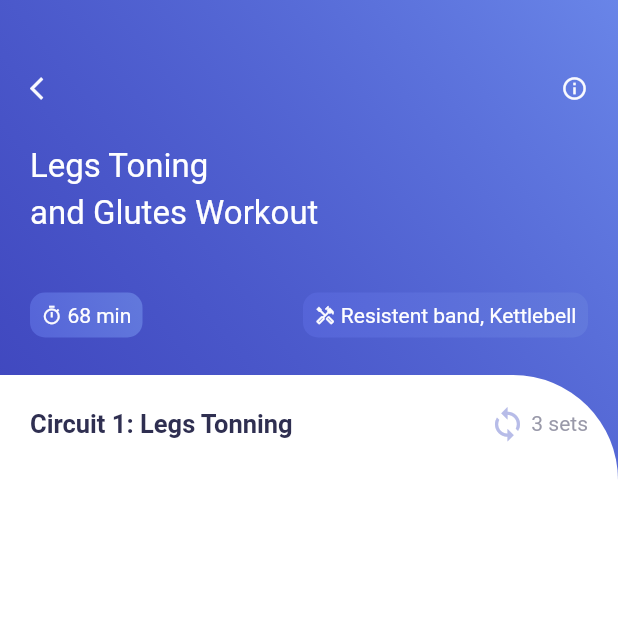
After one commit to gargisaini/video_player_app, a Flutter app: the screen it shows after launch, after a tap on the "arrow forward" icon, on a phone screen of 412 x 824 dp, the top half of it. The commit adds this screen. Run offline on Flutter 3.47's test engine with Material 2 defaults, Android fonts, the phone set to English and light mode, and no system bars; our stand-ins replace get.

Commit message:
Second is created and both the pages are linked using GETX and half of the layout is complted for the second page.

```diff
--- a/lib/home_page.dart
+++ b/lib/home_page.dart
@@ -1,6 +1,8 @@
 import 'dart:convert';
 import 'package:flutter/material.dart';
+import 'package:video_player_app/videoinfo.dart';
 import 'colors.dart'as color;
+import 'package:get/get.dart';
 
 class HomePage extends StatefulWidget {
   const HomePage({Key? key}) : super(key: key);
@@ -62,7 +64,11 @@ class _HomePageState extends State<HomePage> {
                   fontSize: 18,
                   color: color.AppColor.homePageDetail,
                 ),),
-                Icon(Icons.arrow_forward,color: color.AppColor.homePageIcons,size: 18,),
+                InkWell(
+                  onTap: (){
+                    Get.to(()=>VideoInfo());
+                  },
+                    child: Icon(Icons.arrow_forward,color: color.AppColor.homePageIcons,size: 18,)),
 
               ],
             ),
@@ -229,7 +235,7 @@ class _HomePageState extends State<HomePage> {
                       children: [
                         Container(
                           width: (MediaQuery.of(context).size.width-60)/2,
-                          height: 170,
+                          height: 150,
                           margin: EdgeInsets.only(left: 20,right: 5,bottom: 20),
                           padding: EdgeInsets.only(bottom: 5),
                           decoration: BoxDecoration(
@@ -263,7 +269,7 @@ class _HomePageState extends State<HomePage> {
                         ),
                         Container(
                           width: (MediaQuery.of(context).size.width-60)/2,
-                          height: 170,
+                          height: 150,
                           margin: EdgeInsets.only(left: 20,right: 5,bottom: 20),
                           padding: EdgeInsets.only(bottom: 5),
                           decoration: BoxDecoration(
--- a/lib/main.dart
+++ b/lib/main.dart
@@ -1,4 +1,6 @@
 import 'package:flutter/material.dart';
+import 'package:get/get.dart';
+import 'package:video_player_app/videoinfo.dart';
 import 'home_page.dart';
 
 void main() {
@@ -11,7 +13,7 @@ class MyApp extends StatelessWidget {
   // This widget is the root of your application.
   @override
   Widget build(BuildContext context) {
-    return MaterialApp(
+    return GetMaterialApp(
       title: 'Flutter Demo',
       debugShowCheckedModeBanner: false,
       theme: ThemeData(
--- /dev/null
+++ b/lib/videoinfo.dart
@@ -0,0 +1,181 @@
+import 'dart:convert';
+import 'package:get/get.dart';
+import 'package:flutter/material.dart';
+import 'package:video_player_app/home_page.dart';
+import 'colors.dart'as color;
+
+class VideoInfo extends StatefulWidget {
+  const VideoInfo({Key? key}) : super(key: key);
+
+  @override
+  State<VideoInfo> createState() => _VideoInfoState();
+}
+
+class _VideoInfoState extends State<VideoInfo> {
+
+  List info = [];
+  _initData(){
+    DefaultAssetBundle.of(context).loadString("json/videoinfo.json").then((value) {
+      info = json.decode(value);
+    });
+
+  }
+
+  @override
+  void initState() {
+    // TODO: implement initState
+    super.initState();
+    _initData();
+  }
+
+
+  @override
+  Widget build(BuildContext context) {
+    return Scaffold(
+        body: Container(
+          decoration: BoxDecoration(
+            gradient: LinearGradient(
+                colors:[
+                color.AppColor.gradientFirst.withOpacity(0.8),
+                color.AppColor.gradientSecond,
+                ],
+              begin: FractionalOffset(0.0, 0.4),
+              end: Alignment.topRight,
+            ),
+          ),
+          child: Column(
+            children: [
+              Container(
+                padding: EdgeInsets.only(top: 50,),
+                margin: EdgeInsets.only(left: 20,right: 20),
+                width: MediaQuery.of(context).size.width,
+                height: 250,
+                child: Column(
+                  crossAxisAlignment: CrossAxisAlignment.start,
+                  children: [
+                    Row(
+                      children: [
+                        InkWell(
+                          onTap:(){
+                            Get.to(()=>HomePage());
+                          },
+                            child: Icon(Icons.arrow_back_ios,color: color.AppColor.secondPageIconColor,size: 18,)),
+                        Expanded(child: Container()),
+                        Icon(Icons.info_outline,color: color.AppColor.secondPageIconColor,size: 18,)
+                      ],
+                    ),
+                    SizedBox(height: 30,),
+                    Text("Legs Toning",style: TextStyle(
+                      fontSize: 22,
+                      color: color.AppColor.secondPageTitleColor,
+                    ),),
+                    SizedBox(height: 5,),
+                    Text("and Glutes Workout",style: TextStyle(
+                      fontSize: 22,
+                      color: color.AppColor.secondPageTitleColor,
+                    ),),
+                    SizedBox(height: 40,),
+                    Row(
+                      children: [
+                        Container(
+                          width: 75,
+                          height: 30,
+                          decoration: BoxDecoration(
+                            borderRadius: BorderRadius.circular(10),
+                            gradient: LinearGradient(colors:[
+                              color.AppColor.secondPageContainerGradient1stColor,
+                              color.AppColor.secondPageContainerGradient2ndColor,
+                            ],begin: Alignment.bottomLeft,
+                            end: Alignment.topRight),
+
+                          ),
+                          child: Row(
+                            mainAxisAlignment: MainAxisAlignment.center,
+                            children: [
+                              Row(
+                                children: [
+                                  Icon(Icons.timer_outlined,size: 14,color: color.AppColor.secondPageIconColor),
+                                  Text(" 68 min",style: TextStyle(
+                                    fontSize: 14,color: color.AppColor.secondPageTitleColor,
+                                  ),)
+                                ],
+                              ),
+                            ],
+                          ),
+                        ),
+                        Expanded(child: Container()),
+                        Container(
+                          width: 190,
+                          height: 30,
+                          decoration: BoxDecoration(
+                            borderRadius: BorderRadius.circular(10),
+                            gradient: LinearGradient(colors:[
+                              color.AppColor.secondPageContainerGradient1stColor,
+                              color.AppColor.secondPageContainerGradient2ndColor,
+                            ],begin: Alignment.bottomLeft,
+                                end: Alignment.topRight),
+
+                          ),
+                          child: Row(
+                            mainAxisAlignment: MainAxisAlignment.center,
+                            children: [
+                              Row(
+                                children: [
+                                  Icon(Icons.handyman_outlined,size: 14,color: color.AppColor.secondPageIconColor),
+                                  Text(" Resistent band, Kettlebell",style: TextStyle(
+                                    fontSize: 14,color: color.AppColor.secondPageTitleColor,
+                                  ),)
+                                ],
+                              ),
+                            ],
+                          ),
+                        ),
+
+                      ],
+                    ),
+
+
+                  ],
+                ),
+              ),
+              Expanded(
+                child: Container(
+                  decoration: BoxDecoration(
+                    color: Colors.white,
+                    borderRadius: BorderRadius.only(topRight: Radius.circular(70),),
+                  ),
+                  child: Column(
+                    children: [
+                      SizedBox(height: 20,),
+                      Row(
+                        children: [
+                          SizedBox(width: 20,),
+                          Text("Circuit 1: Legs Tonning",style: TextStyle(
+                            fontSize: 17,
+                            fontWeight: FontWeight.w600,
+                            color: color.AppColor.circuitsColor,
+                          ),),
+                          Expanded(child: Container()),
+                          Row(
+                            children: [
+                              Icon(Icons.loop_outlined,size: 25,color: color.AppColor.secondPageTopIconColor,),
+                              Text(" 3 sets",style: TextStyle(
+                                fontSize: 14,
+                                color: color.AppColor.setsColor,
+                              ),),
+                              SizedBox(width: 20,),
+                            ],
+                          ),
+
+
+                        ],
+                      )
+                    ],
+                  ),
+                ),),
+
+            ],
+          ),
+        ));
+  }
+}
--- a/pubspec.yaml
+++ b/pubspec.yaml
@@ -36,6 +36,7 @@ dependencies:
   # The following adds the Cupertino Icons font to your application.
   # Use with the CupertinoIcons class for iOS style icons.
   cupertino_icons: ^1.0.2
+  get:
 
 dev_dependencies:
   flutter_test:
```
Also changed, not shown: pubspec.lock.
